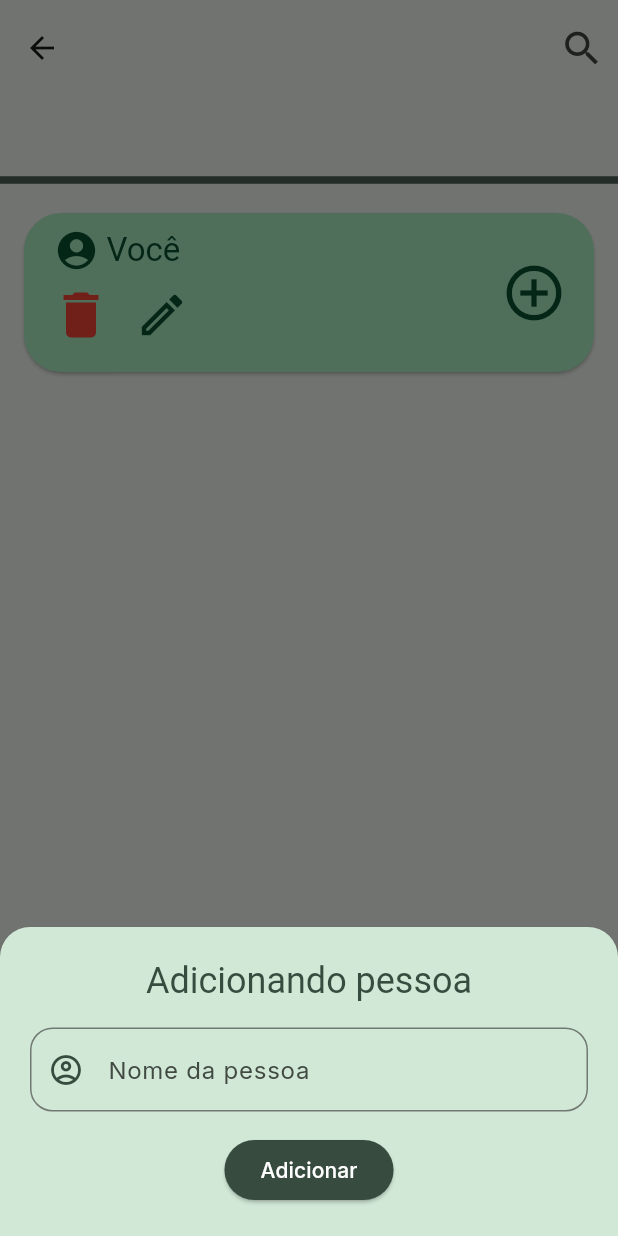
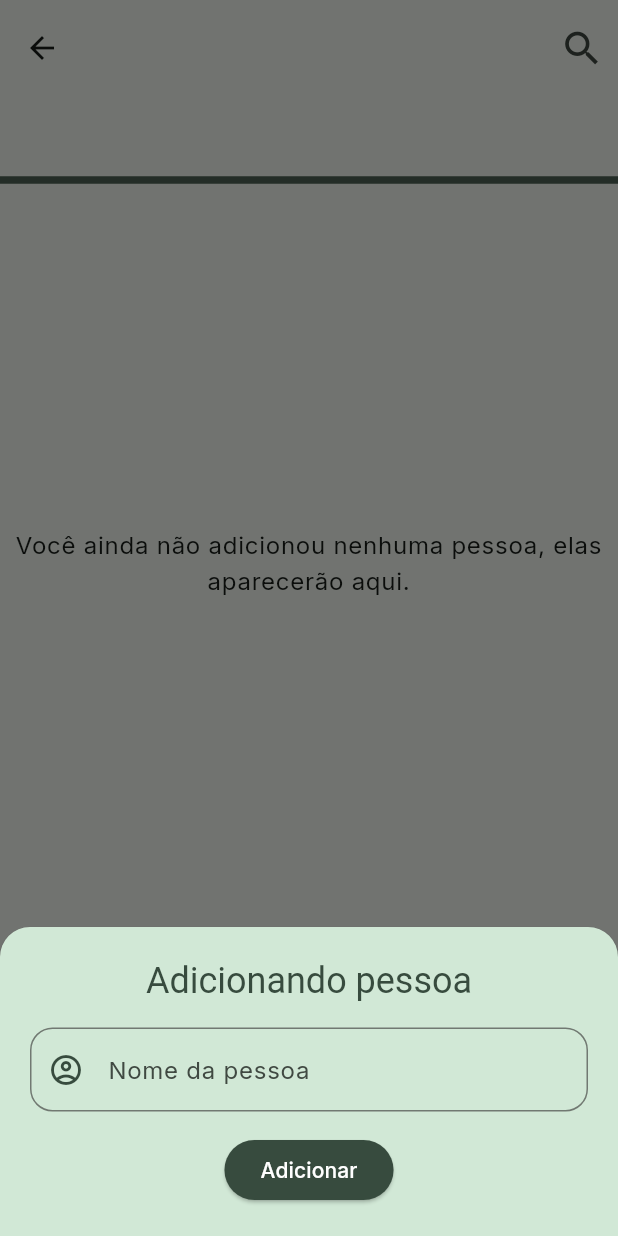
Before and after one commit to pedropelaes/Conta_Certa, a Flutter app: the EventManagerScreen screen opened directly with empty values, after a tap on the "add" icon, on a phone screen of 412 x 824 dp. Run offline on Flutter 3.47's test engine with Material 3 defaults, Android fonts, the phone set to English and light mode, and no system bars; drawn by our look-alikes of flutter_platform_widgets; our stand-ins replace device_preview, fluttertoast, google_fonts, shared_preferences; accounts and stored records are empty; Roboto replaces fonts that are missing (ABeeZee).

Commit message:
feature: Gerenciamento de pessoas

```diff
--- a/Conta_Certa/conta_certa/lib/main.dart
+++ b/Conta_Certa/conta_certa/lib/main.dart
@@ -45,7 +45,7 @@ void main() async {
       providers: [
         ChangeNotifierProvider<ThemeNotifier>.value(value: themeNotifier),
         ChangeNotifierProvider<EventsState>(create: (_) => EventsState()),
-        ChangeNotifierProvider<PeopleState>(create: (_) => PeopleState()),
+        //ChangeNotifierProvider<PeopleState>(create: (_) => PeopleState()),
       ],
       child: DevicePreview(
         enabled: kIsWeb || (!Platform.isAndroid && !Platform.isIOS),
--- a/Conta_Certa/conta_certa/lib/models/event.dart
+++ b/Conta_Certa/conta_certa/lib/models/event.dart
@@ -1,13 +1,23 @@
 import 'dart:convert';
 import 'package:conta_certa/models/people.dart';
+import 'package:conta_certa/models/product.dart';
 
 class Event {
   final String title;
   final String description;
-  final List<Pessoa> people;
-  final List<Comprador> compradores;
+  List<Pessoa> people;
+  List<Comprador> compradores;
+  List<Produto> produtos;
 
-  Event({required this.title, required this.description, this.people = const [], this.compradores = const []});
+  Event({
+    required this.title,
+    required this.description,
+    List<Pessoa>? people,
+    List<Comprador>? compradores,
+    List<Produto>? produtos,
+  })  : people = people ?? [],
+        compradores = compradores ?? [],
+        produtos = produtos ?? [];
 
   Map<String, dynamic> toMap(){
     return {
@@ -15,6 +25,7 @@ class Event {
       'description': description,
       'people': people.map((p) => p.toMap()).toList(),
       'compradores': compradores.map((c) => c.toMap()).toList(),
+      'produtos': produtos.map((p) => p.toMap()).toList(),
     };
   }
 
@@ -28,6 +39,9 @@ class Event {
       compradores: map['compradores'] != null
           ? List<Comprador>.from(map['compradores'].map((c) => Comprador.fromMap(c)))
           : [],
+      produtos: map['produtos'] != null
+          ? List<Produto>.from(map['produtos'].map((i) => Produto.fromMap(i)))
+          : [],
     );
   }
 
--- a/Conta_Certa/conta_certa/lib/models/people.dart
+++ b/Conta_Certa/conta_certa/lib/models/people.dart
@@ -1,10 +1,9 @@
 import 'dart:convert';
-
 import 'package:conta_certa/models/product.dart';
 
 class Pessoa {
-  final String nome;
-  final List<Produto> consumidos;
+  String nome;
+  List<Produto> consumidos;
 
   Pessoa({required this.nome, this.consumidos = const []});
 
--- a/Conta_Certa/conta_certa/lib/models/product.dart
+++ b/Conta_Certa/conta_certa/lib/models/product.dart
@@ -1,8 +1,8 @@
 import 'dart:convert';
 
 class Produto {
-  final String nome;
-  final double valor;
+  String nome;
+  double valor;
 
   Produto({required this.nome, required this.valor});
 
--- a/Conta_Certa/conta_certa/lib/screens/event_manager_screen.dart
+++ b/Conta_Certa/conta_certa/lib/screens/event_manager_screen.dart
@@ -3,6 +3,7 @@ import 'package:conta_certa/screens/people_screen.dart';
 import 'package:flutter/material.dart';
 import 'package:flutter_platform_widgets/flutter_platform_widgets.dart';
 import 'package:conta_certa/widgets/appbars.dart';
+import 'package:provider/provider.dart';
 
 class EventManagerScreen extends StatefulWidget {
   final Event event;
@@ -24,13 +25,15 @@ class _EventManagerScreenState extends State<EventManagerScreen> {
   int _currentIndex = 0;
   late List<Widget> _pages;
 
+  late PeopleState peopleState;
   @override
   void initState() {
     super.initState();
+    peopleState = PeopleState(widget.event);
     _pages = [
       PeopleScreen(event: widget.event),
-      const Center(child: Text('Produtos')),
-      const Center(child: Text('Financeiro')),
+      SliverToBoxAdapter(child: Center(child: Text('Produtos'))),
+      SliverToBoxAdapter(child: Center(child: Text('Financeiro'))),
     ];
   }
 
@@ -39,7 +42,9 @@ class _EventManagerScreenState extends State<EventManagerScreen> {
     final ThemeData theme = Theme.of(context);
     final TextTheme textTheme = theme.textTheme;
 
-    return Scaffold(
+    return ChangeNotifierProvider<PeopleState>.value(
+      value: peopleState,
+      child: Scaffold(
         body: CustomScrollView(
           slivers: [
             MediumAppBar(theme: theme, textTheme: textTheme, title: widget.event.title, onSearch: () {}, ),
@@ -50,9 +55,7 @@ class _EventManagerScreenState extends State<EventManagerScreen> {
                   color: theme.colorScheme.secondary,
                 ),
             ),
-          SliverToBoxAdapter(
-            child: _pages[_currentIndex],
-          )
+            _pages[_currentIndex]
           ],
         ),
         bottomNavigationBar: PlatformNavBar(
@@ -73,6 +76,7 @@ class _EventManagerScreenState extends State<EventManagerScreen> {
           ],
         ),
         floatingActionButton: getFloatingActionButton(_currentIndex)
+      ),
     );
   }
 
@@ -81,7 +85,7 @@ class _EventManagerScreenState extends State<EventManagerScreen> {
       case 0:
         return FloatingActionButton(
         onPressed: (){
-          showAddPerson(context, nameController, widget.event);
+          showAddPerson(context, nameController, widget.event, peopleState);
         },
         backgroundColor: Theme.of(context).colorScheme.primary,
         child: Icon(Icons.add, size: 30, color: Theme.of(context).colorScheme.onPrimary,),
@@ -108,7 +112,8 @@ class _EventManagerScreenState extends State<EventManagerScreen> {
   }
 }
 
-void showAddPerson(BuildContext context, TextEditingController nameController, Event event){
+void showAddPerson(BuildContext context, TextEditingController nameController, Event event, PeopleState peopleState){
+
   showModalBottomSheet(
     context: context,
     isScrollControlled: true,
@@ -118,7 +123,7 @@ void showAddPerson(BuildContext context, TextEditingController nameController, E
       return Padding(padding: EdgeInsets.only(
         bottom: MediaQuery.of(context).viewInsets.bottom,
       ),
-      child: AddPersonContainer(theme: Theme.of(context), textTheme: TextTheme.of(context), context: context, nameController: nameController, event: event),
+      child: AddPersonContainer(theme: Theme.of(context), textTheme: TextTheme.of(context), context: context, nameController: nameController, event: event, peopleState: peopleState),
       );
     }
   );
--- a/Conta_Certa/conta_certa/lib/screens/people_screen.dart
+++ b/Conta_Certa/conta_certa/lib/screens/people_screen.dart
@@ -2,30 +2,69 @@ import 'package:conta_certa/models/event.dart';
 import 'package:conta_certa/models/people.dart';
 import 'package:conta_certa/widgets/buttons.dart';
 import 'package:conta_certa/widgets/cards.dart';
+import 'package:conta_certa/widgets/dialogs.dart';
 import 'package:conta_certa/widgets/slide_up_container.dart';
 import 'package:conta_certa/widgets/text_field.dart';
 import 'package:flutter/material.dart';
+import 'package:flutter_platform_widgets/flutter_platform_widgets.dart';
 import 'package:fluttertoast/fluttertoast.dart';
 import 'package:provider/provider.dart';
+import 'package:shared_preferences/shared_preferences.dart';
 
 class PeopleState extends ChangeNotifier{
-  final List<Pessoa> _pessoas = [];
+  final Event event;
 
-  List<Pessoa> get pessoas => List.unmodifiable(_pessoas);
+  PeopleState(this.event){
+    _loadEventFromStorage();
+  }
 
-  void addPessoa (String nome, Event event){
-    _pessoas.add(Pessoa(nome: nome));
+  List<Pessoa> get pessoas => List.unmodifiable(event.people);
+
+  void addPessoa (String nome){
     event.people.add(Pessoa(nome: nome));
+    saveEventToStorage();
     notifyListeners();
   }
 
-  void deletePessoa (int index, Event event){
-    _pessoas.remove(index);
-    event.people.remove(index);
+  void editPessoa(int index, String newName){
+    event.people[index].nome = newName;
+    saveEventToStorage();
+    notifyListeners();
+    Fluttertoast.showToast(
+      msg: "Pessoa atualizada.",
+    );
+  }
+
+  void deletePessoa (int index){
+    event.people.removeAt(index);
+    saveEventToStorage();
     notifyListeners();
     Fluttertoast.showToast(
       msg: "Pessoa deletada.",
     );
+  }
+
+  void saveEventToStorage() async{
+    final prefs = await SharedPreferences.getInstance();
+    await prefs.setString(event.title, event.toJson());
+  }
+
+  Future<void> _loadEventFromStorage() async{
+    final prefs = await SharedPreferences.getInstance();
+    final jsonString = prefs.getString(event.title);
+
+    if(jsonString != null){
+      try{
+        Event loadedEvent = Event.fromJson(jsonString);
+        event.people
+          ..clear()
+          ..addAll(loadedEvent.people);
+        notifyListeners();
+      } catch (e){
+        Fluttertoast.showToast(msg: "Erro: $e");
+        print("Erro ao carregar evento: $e");
+      }
+    }
   }
 }
 
@@ -42,14 +81,71 @@ class _PeopleScreenState extends State<PeopleScreen> {
 
   @override
   Widget build(BuildContext context) {
-    final peopleState = Provider.of<PeopleState>(context, listen: false);
-    final TextEditingController editingController = TextEditingController();
     final ThemeData theme = Theme.of(context);
     final TextTheme textTheme = theme.textTheme;
-    return Column(
-      children: [
-        PersonCard(theme: theme, textTheme: textTheme, name: "Você", onDelete: (){}, onEdit: (){showEditPerson(context, editingController, widget.event);}, onAdd: (){}),
-      ]
+    return Consumer<PeopleState>(
+      builder: (context, peopleState, _) {
+        // Proper sliver implementation
+        if (peopleState.pessoas.isEmpty) {
+          return SliverToBoxAdapter(
+            child: SizedBox(
+              height: MediaQuery.of(context).size.height * 0.6,
+              child: Center(
+                child: Text("Você ainda não adicionou nenhuma pessoa, elas aparecerão aqui.", style: textTheme.bodyLarge, textAlign: TextAlign.center,),
+              ),
+            ),
+          );
+        }
+
+        return SliverList(
+          delegate: SliverChildBuilderDelegate(
+            (context, index) {
+              final person = peopleState.pessoas[index];
+              return PersonCard(
+                theme: theme,
+                textTheme: textTheme,
+                name: person.nome ?? "Unnamed",
+                onDelete: () {
+                  showPlatformDialog(
+                      context: context,
+                      builder: (_) => dialogDesign(
+                        theme: theme, textTheme: textTheme, title: 'Deseja mesmo apagar ${person.nome} ?',
+                        body: 'Não há reversão para essa ação. Todas as informações relacionadas a essa pessoa serão perdidas',
+                        confirm: 'Apagar',
+                        onConfirm: (){peopleState.deletePessoa(index);},
+                        context: context
+                      )
+                    );
+                },
+                onEdit: () => showEditPerson(context, widget.event, index, peopleState),
+                onAdd: () {
+                  if(peopleState.event.produtos.isEmpty){
+                    showPlatformDialog(
+                      context: context,
+                      builder: (_) => dialogDesign(
+                        theme: theme,
+                        textTheme: textTheme,
+                        title: 'Não há produtos criados',
+                        body: 'Para relacionar um produto com uma pessoa, é preciso antes ter criado produtos.',
+                        confirm: 'Confirmar',
+                        onConfirm: () {},
+                        context: context,
+                      )
+                    );
+                  }else{
+                    showModalBottomSheet(
+                      context: context,
+                      builder: (_) => AddConsumedProductContainer(theme: theme, textTheme: textTheme, context: context, peopleState: peopleState)
+                    );
+                  }
+                },
+                context: context
+              );
+            },
+            childCount: peopleState.pessoas.length,
+          ),
+        );
+      },
     );
   }
 }
@@ -59,7 +155,7 @@ Widget AddPersonContainer({
   required BuildContext context,
   required TextEditingController nameController,
   required Event event,
-
+  required PeopleState peopleState
 }){
   return SlideUpContainer(
     content: [
@@ -72,8 +168,7 @@ Widget AddPersonContainer({
       TextFieldDesign(theme: theme, textTheme: textTheme, hintText: 'Nome da pessoa', icon: Icons.account_circle_outlined, controller: nameController),
       ButtonDesign(theme: theme, textTheme: textTheme, childText: 'Adicionar', onPressed: (){
         final navigator = Navigator.of(context);
-        final peopleState = Provider.of<PeopleState>(context, listen: false);
-        peopleState.addPessoa(nameController.text, event);
+        peopleState.addPessoa(nameController.text);
         nameController.clear();
         navigator.pop();
       }),
@@ -88,7 +183,8 @@ Widget EditPersonContainer({
   required BuildContext context,
   required TextEditingController nameController,
   required Event event,
-
+  required int index,
+  required PeopleState peopleState
 }){
   return SlideUpContainer(
     content: [
@@ -101,8 +197,7 @@ Widget EditPersonContainer({
       TextFieldDesign(theme: theme, textTheme: textTheme, hintText: 'Novo nome', icon: Icons.account_circle_outlined, controller: nameController),
       ButtonDesign(theme: theme, textTheme: textTheme, childText: 'Salvar', onPressed: (){
         final navigator = Navigator.of(context);
-        final peopleState = Provider.of<PeopleState>(context, listen: false);
-        peopleState.addPessoa(nameController.text, event);
+        peopleState.editPessoa(index, nameController.text);
         nameController.clear();
         navigator.pop();
       }),
@@ -111,7 +206,9 @@ Widget EditPersonContainer({
   );
 }
 
-void showEditPerson(BuildContext context, TextEditingController nameController, Event event){
+void showEditPerson(BuildContext context, Event event, int index, PeopleState peopleState){
+  final TextEditingController editingController = TextEditingController();
+  editingController.text = event.people[index].nome;
   showModalBottomSheet(
     context: context,
     isScrollControlled: true,
@@ -121,8 +218,42 @@ void showEditPerson(BuildContext context, TextEditingController nameController,
       return Padding(padding: EdgeInsets.only(
         bottom: MediaQuery.of(context).viewInsets.bottom,
       ),
-      child: EditPersonContainer(theme: Theme.of(context), textTheme: TextTheme.of(context), context: context, nameController: nameController, event: event),
+      child: EditPersonContainer(theme: Theme.of(context), textTheme: Theme.of(context).textTheme, context: context, nameController: editingController, event: event, index: index, peopleState: peopleState),
       );
     }
   );
 }
+
+Widget AddConsumedProductContainer({
+  required ThemeData theme,
+  required TextTheme textTheme,
+  required BuildContext context,
+  required PeopleState peopleState,
+}){
+  final navigator = Navigator.of(context);
+  return SlideUpContainer(
+    content: [
+      Text(
+        'Adicionar produto consumido',
+        style: textTheme.headlineSmall?.copyWith(
+          color: theme.colorScheme.onSecondaryContainer,
+        ),
+      ),
+      SizedBox(
+        height: MediaQuery.of(context).size.height * 0.4, // altura limitada
+        child: ListView(
+          children: [
+            ...peopleState.event.compradores.asMap().entries.map((entry) {
+              final index = entry.key;
+              final product = entry.value;
+              return ListTile(
+                title: Text(product.nome),
+              );
+            })
+          ],
+        ),
+      ),
+    ],
+    theme: theme
+  );
+}
--- a/Conta_Certa/conta_certa/lib/widgets/dialogs.dart
+++ b/Conta_Certa/conta_certa/lib/widgets/dialogs.dart
@@ -28,6 +28,7 @@ Widget dialogDesign ({
       backgroundColor: theme.colorScheme.secondaryContainer,
     ),
     actions: [
+      if(confirm == 'Apagar')
         PlatformDialogAction(
           child: Text(
             'Cancelar',
@@ -37,6 +38,7 @@ Widget dialogDesign ({
           ),
           onPressed: () => Navigator.pop(context),
         ),
+
       PlatformDialogAction(
         child: Text(
           confirm,
--- a/Conta_Certa/conta_certa/lib/widgets/slide_up_container.dart
+++ b/Conta_Certa/conta_certa/lib/widgets/slide_up_container.dart
@@ -52,10 +52,12 @@ class _SlideUpContainerState extends State<SlideUpContainer> with SingleTickerPr
         margin: EdgeInsets.only(),
         child: Padding(
           padding: const EdgeInsets.all(20),
-          child: Column(
-            spacing: 15,
-            mainAxisSize: MainAxisSize.min,
-            children: widget.content,
+          child: SingleChildScrollView(
+            child: Column(
+              spacing: 15,
+              mainAxisSize: MainAxisSize.min,
+              children: widget.content,
+            ),
           ),
         ),
       ),
```
Also changed, not shown: Conta_Certa/conta_certa/lib/widgets/cards.dart (+11 -5 lines). Lines whose indentation alone changed are shown as unchanged.
